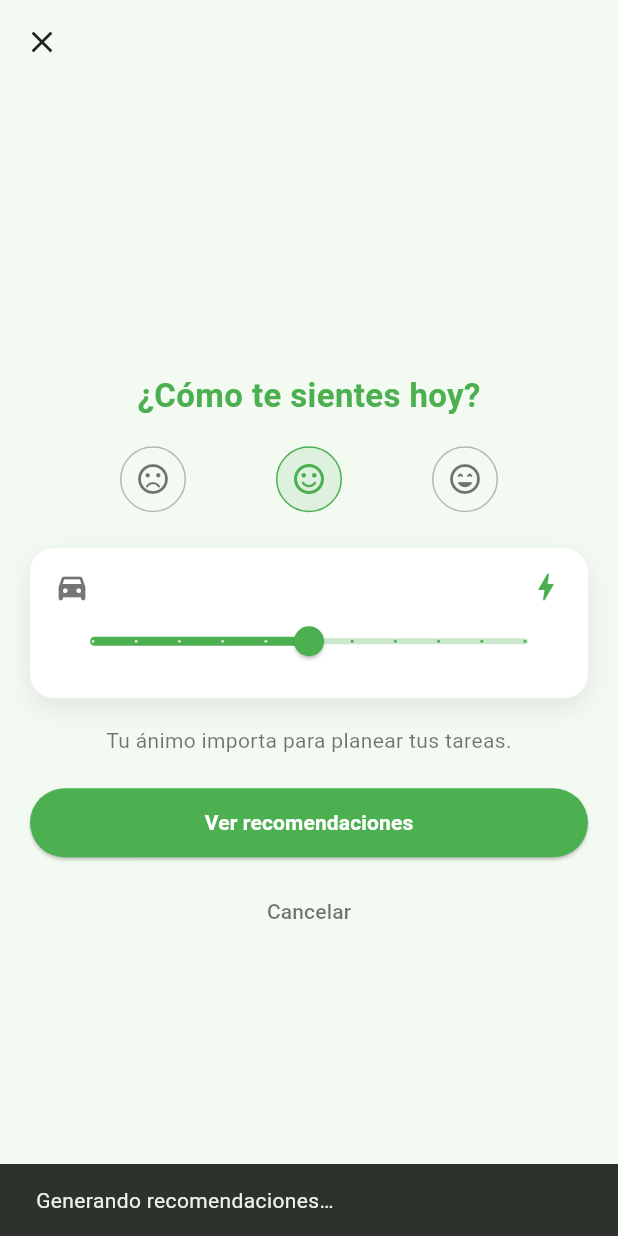
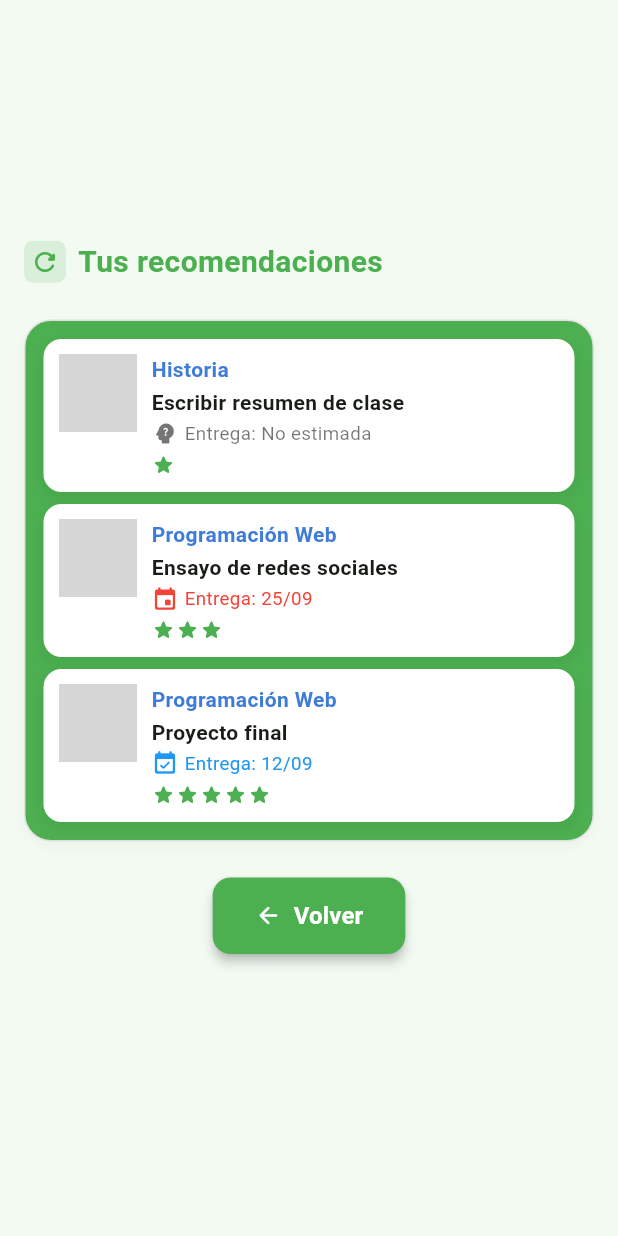
Before and after one commit to Nicolas0903/moodtasker_front, a Flutter app: the MoodCheckPage screen opened by its route, after a tap on "Ver recomendaciones", on a phone screen of 412 x 824 dp. Run offline on Flutter 3.47's test engine with Material 3 defaults, Android fonts, the phone set to English and light mode, and no system bars; our stand-ins replace fl_chart; grey boxes are pictures that could not be loaded.

Commit message:
UC6 lista: recommendations page + fixes

```diff
--- a/lib/main.dart
+++ b/lib/main.dart
@@ -7,6 +7,7 @@ import 'pages/new_task_page.dart';
 import 'pages/projects_page.dart';
 import 'pages/mood_check_page.dart';
 import 'pages/tasks_list_page.dart';
+import 'pages/recommendations_page.dart';
 
 void main() {
   runApp(const MoodTaskerApp());
@@ -39,6 +40,7 @@ class MoodTaskerApp extends StatelessWidget {
         '/home': (context) => const HomePage(),
         '/newtask': (context) => const NewTaskPage(),
         '/projects': (context) => const ProjectsPage(),
+        '/recommendations': (context) => const RecommendationsPage(),
       },
     );
   }
--- a/lib/pages/mood_check_page.dart
+++ b/lib/pages/mood_check_page.dart
@@ -18,14 +18,6 @@ class _MoodCheckPageState extends State<MoodCheckPage> {
   Widget build(BuildContext context) {
     return Scaffold(
       backgroundColor: const Color(0xFFF2FAF2),
-      appBar: AppBar(
-        backgroundColor: Colors.transparent,
-        elevation: 0,
-        leading: IconButton(
-          icon: const Icon(Icons.close, color: Colors.black87),
-          onPressed: () => Navigator.pop(context),
-        ),
-      ),
       body: Center(
         child: SingleChildScrollView(
           child: ConstrainedBox(
@@ -124,14 +116,9 @@ class _MoodCheckPageState extends State<MoodCheckPage> {
                     height: 46,
                     child: ElevatedButton(
                       onPressed: () {
-                        // TODO: aquí puedes navegar a una pantalla de recomendaciones
-                        // o devolver los valores al Home con Navigator.pop(context, {...})
-                        ScaffoldMessenger.of(context).showSnackBar(
-                          const SnackBar(
-                            content: Text('Generando recomendaciones…'),
-                          ),
-                        );
+                        Navigator.pushNamed(context, '/recommendations');
                       },
+
                       style: ElevatedButton.styleFrom(
                         backgroundColor: green,
                         shape: RoundedRectangleBorder(
--- /dev/null
+++ b/lib/pages/recommendations_page.dart
@@ -0,0 +1,268 @@
+import 'package:flutter/material.dart';
+
+class RecommendationsPage extends StatelessWidget {
+  const RecommendationsPage({super.key});
+
+  static const Color _green = Color(0xFF4CAF50);
+
+  @override
+  Widget build(BuildContext context) {
+    return Scaffold(
+      backgroundColor: const Color(0xFFF2FAF2),
+      body: SafeArea(
+        child: Center(
+          child: SingleChildScrollView(
+            child: ConstrainedBox(
+              constraints: const BoxConstraints(maxWidth: 420),
+              child: Padding(
+                padding: const EdgeInsets.fromLTRB(16, 12, 16, 24),
+                child: Column(
+                  crossAxisAlignment: CrossAxisAlignment.start,
+                  children: [
+                    // Header: icono y título
+                    Row(
+                      children: const [
+                        _HeaderIcon(),
+                        SizedBox(width: 8),
+                        Text(
+                          'Tus recomendaciones',
+                          style: TextStyle(
+                            color: _green,
+                            fontSize: 20,
+                            fontWeight: FontWeight.w700,
+                          ),
+                        ),
+                      ],
+                    ),
+                    const SizedBox(height: 16),
+
+                    // Marco verde con las tarjetas dentro
+                    Container(
+                      margin: const EdgeInsets.only(top: 8),
+                      padding: const EdgeInsets.symmetric(
+                        horizontal: 12,
+                        vertical: 12,
+                      ),
+                      decoration: BoxDecoration(
+                        color: _green,
+                        borderRadius: BorderRadius.circular(
+                          18,
+                        ), // ← más redondo
+                        border: Border.all(
+                          color: const Color(0xFFE0E0E0),
+                        ), // ← bordecito gris
+                        boxShadow: [
+                          BoxShadow(
+                            color: Colors.black.withOpacity(
+                              0.03,
+                            ), // ← sombra más suave
+                            blurRadius: 6,
+                            offset: const Offset(0, 3),
+                          ),
+                        ],
+                      ),
+                      child: Column(
+                        children: const [
+                          _RecommendationCard(
+                            course: 'Historia',
+                            task: 'Escribir resumen de clase',
+                            dateText: 'Entrega: No estimada',
+                            dateColor: Colors.black54,
+                            icon: Icons.psychology_alt_rounded,
+                            iconColor: Colors.grey,
+                            stars: 1,
+                          ),
+                          SizedBox(height: 8),
+                          _RecommendationCard(
+                            course: 'Programación Web',
+                            task: 'Ensayo de redes sociales',
+                            dateText: 'Entrega: 25/09',
+                            dateColor: Colors.red,
+                            icon: Icons.event_rounded,
+                            iconColor: Colors.red,
+                            stars: 3,
+                          ),
+                          SizedBox(height: 8),
+                          _RecommendationCard(
+                            course: 'Programación Web',
+                            task: 'Proyecto final',
+                            dateText: 'Entrega: 12/09',
+                            dateColor: Colors.blue,
+                            icon: Icons.event_available_rounded,
+                            iconColor: Colors.blue,
+                            stars: 5,
+                          ),
+                        ],
+                      ),
+                    ),
+                    const SizedBox(height: 24),
+
+                    // Botón volver al final de la página
+                    Center(
+                      child: ElevatedButton.icon(
+                        onPressed: () {
+                          Navigator.pushNamedAndRemoveUntil(
+                            context,
+                            '/home',
+                            (route) =>
+                                false, // elimina TODO lo anterior del stack
+                          );
+                        },
+
+                        icon: const Icon(
+                          Icons.arrow_back_rounded,
+                          color: Colors.white,
+                        ),
+                        label: const Text(
+                          'Volver',
+                          style: TextStyle(
+                            fontSize: 16,
+                            fontWeight: FontWeight.w600,
+                            color: Colors.white,
+                          ),
+                        ),
+                        style: ElevatedButton.styleFrom(
+                          backgroundColor: Color(
+                            0xFF4CAF50,
+                          ), // verde MoodTasker
+                          padding: const EdgeInsets.symmetric(
+                            horizontal: 28,
+                            vertical: 14,
+                          ),
+                          shape: RoundedRectangleBorder(
+                            borderRadius: BorderRadius.circular(12),
+                          ),
+                          elevation: 3,
+                        ),
+                      ),
+                    ),
+
+                    const SizedBox(height: 16),
+                  ],
+                ),
+              ),
+            ),
+          ),
+        ),
+      ),
+    );
+  }
+}
+
+// ---------- widgets auxiliares ----------
+
+class _HeaderIcon extends StatelessWidget {
+  const _HeaderIcon();
+
+  @override
+  Widget build(BuildContext context) {
+    return Container(
+      width: 28,
+      height: 28,
+      decoration: BoxDecoration(
+        color: const Color(0xFF4CAF50).withOpacity(0.15),
+        borderRadius: BorderRadius.circular(6),
+      ),
+      child: const Icon(
+        Icons.refresh_rounded,
+        color: Color(0xFF4CAF50),
+        size: 20,
+      ),
+    );
+  }
+}
+
+class _RecommendationCard extends StatelessWidget {
+  final String course;
+  final String task;
+  final String dateText;
+  final Color dateColor;
+  final IconData icon;
+  final Color iconColor;
+  final int stars;
+
+  const _RecommendationCard({
+    required this.course,
+    required this.task,
+    required this.dateText,
+    required this.dateColor,
+    required this.icon,
+    required this.iconColor,
+    required this.stars,
+  });
+
+  @override
+  Widget build(BuildContext context) {
+    const green = Color(0xFF4CAF50);
+
+    return Container(
+      padding: const EdgeInsets.all(10),
+      decoration: BoxDecoration(
+        color: Colors.white,
+        borderRadius: BorderRadius.circular(12),
+        boxShadow: [
+          BoxShadow(
+            color: Colors.black.withOpacity(0.06),
+            blurRadius: 8,
+            offset: const Offset(0, 4),
+          ),
+        ],
+      ),
+      child: Row(
+        crossAxisAlignment: CrossAxisAlignment.start,
+        children: [
+          // Avatar / imagen
+          Container(
+            width: 52,
+            height: 52,
+            decoration: BoxDecoration(
+              borderRadius: BorderRadius.circular(26),
+              image: const DecorationImage(
+                image: AssetImage('assets/images/placeholder.jpg'),
+                fit: BoxFit.cover,
+              ),
+            ),
+          ),
+          const SizedBox(width: 10),
+
+          // Texto
+          Expanded(
+            child: Column(
+              crossAxisAlignment: CrossAxisAlignment.start,
+              children: [
+                Text(
+                  course,
+                  style: const TextStyle(
+                    color: Color(0xFF3F7CD7),
+                    fontWeight: FontWeight.w700,
+                  ),
+                ),
+                const SizedBox(height: 2),
+                Text(task, style: const TextStyle(fontWeight: FontWeight.w600)),
+                const SizedBox(height: 2),
+                Row(
+                  children: [
+                    Icon(icon, color: dateColor, size: 18),
+                    const SizedBox(width: 4),
+                    Text(
+                      dateText,
+                      style: TextStyle(color: dateColor, fontSize: 12.5),
+                    ),
+                  ],
+                ),
+                const SizedBox(height: 4),
+                Row(
+                  children: List.generate(
+                    stars,
+                    (i) =>
+                        const Icon(Icons.star_rounded, color: green, size: 16),
+                  ),
+                ),
+              ],
+            ),
+          ),
+        ],
+      ),
+    );
+  }
+}
```
